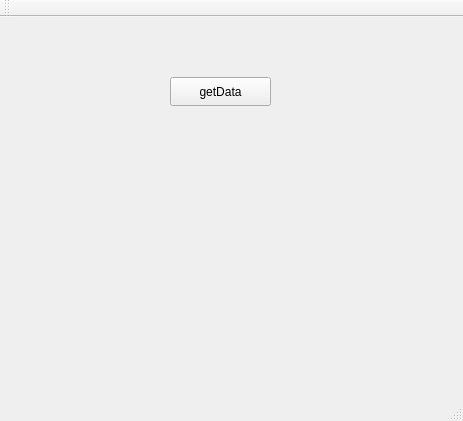
First picture: the form in QtTcpClientConsumer/mainwindow.ui, repository julianessantos/QtSupervisory, before the edit.
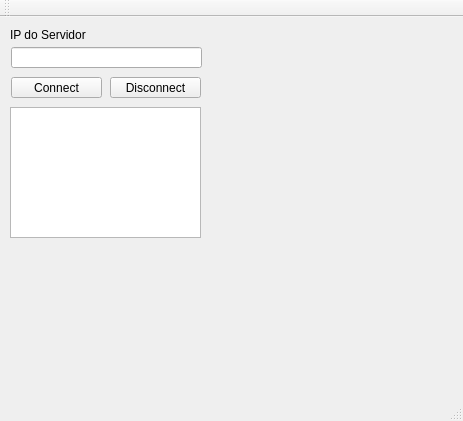
Second picture: the form after the edit.

```diff
--- a/QtTcpClientConsumer/mainwindow.ui
+++ b/QtTcpClientConsumer/mainwindow.ui
@@ -17,14 +17,60 @@
    <widget class="QPushButton" name="pushButtonGet">
     <property name="geometry">
      <rect>
-      <x>170</x>
+      <x>11</x>
       <y>60</y>
-      <width>101</width>
-      <height>29</height>
+      <width>91</width>
+      <height>21</height>
      </rect>
     </property>
     <property name="text">
-     <string>getData</string>
+     <string>Connect</string>
+    </property>
+   </widget>
+   <widget class="QLineEdit" name="endIp">
+    <property name="geometry">
+     <rect>
+      <x>11</x>
+      <y>30</y>
+      <width>191</width>
+      <height>21</height>
+     </rect>
+    </property>
+   </widget>
+   <widget class="QPushButton" name="desconectado">
+    <property name="geometry">
+     <rect>
+      <x>110</x>
+      <y>60</y>
+      <width>91</width>
+      <height>21</height>
+     </rect>
+    </property>
+    <property name="text">
+     <string>Disconnect</string>
+    </property>
+   </widget>
+   <widget class="QLabel" name="label">
+    <property name="geometry">
+     <rect>
+      <x>10</x>
+      <y>10</y>
+      <width>91</width>
+      <height>16</height>
+     </rect>
+    </property>
+    <property name="text">
+     <string>IP do Servidor</string>
+    </property>
+   </widget>
+   <widget class="QListWidget" name="listaDeIPs">
+    <property name="geometry">
+     <rect>
+      <x>10</x>
+      <y>90</y>
+      <width>191</width>
+      <height>131</height>
+     </rect>
     </property>
    </widget>
   </widget>
```
Left out of the diff: 4 changed lines with no effect on the pictures.
